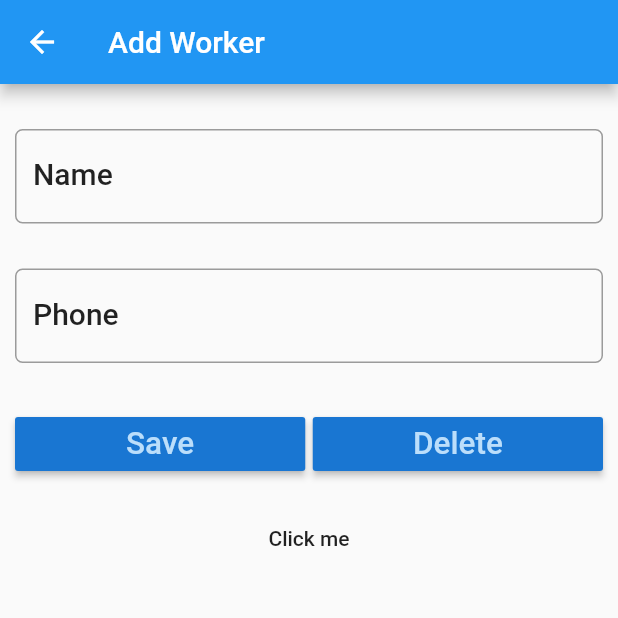
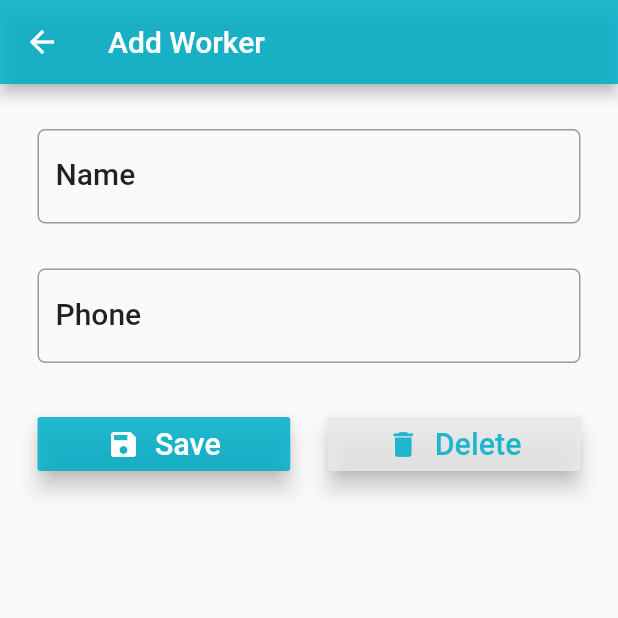
Before and after one commit to DjamilaFiguir/worker_management, a Flutter app: the screen it shows after launch, after a tap on the "search" icon, after a tap on the "add" icon, on a phone screen of 412 x 824 dp, the top half of it. Run offline on Flutter 3.47's test engine with Material 2 defaults, Android fonts, the phone set to English and light mode, and no system bars; our stand-ins replace dio, sqflite; accounts and stored records are empty; network calls fail.

Commit message:
Design for add worker

```diff
--- /dev/null
+++ b/lib/Models/design.dart
@@ -0,0 +1,4 @@
+import 'package:flutter/material.dart';
+
+Color appbarColor = Color.fromARGB(220, 0, 175, 201);
+Color fadeColor =Colors.black12;
--- a/lib/Screen/search.dart
+++ b/lib/Screen/search.dart
@@ -63,7 +63,7 @@ class _SearchState extends State<Search> {
   }
 
   Widget _buildList() {
-    if (!(_searchText==null)) {
+    if (_searchText.isNotEmpty) {
       List tempList = new List();
       for (int i = 0; i < filteredNames.length; i++) {
         if (filteredNames[i]['name']
@@ -84,11 +84,13 @@ class _SearchState extends State<Search> {
       },
     );
   }
+
   @override
   void initState() {
     _getNames();
     super.initState();
   }
+
   @override
   Widget build(BuildContext context) {
     examplePageState();
@@ -99,10 +101,7 @@ class _SearchState extends State<Search> {
             icon: _searchIcon,
             onPressed: () => _searchPressed(),
           ),
-
-
         ),
-
         body: _buildList());
   }
 }
--- a/lib/Screen/worker_detail.dart
+++ b/lib/Screen/worker_detail.dart
@@ -1,4 +1,5 @@
 import 'package:flutter/material.dart';
+import 'package:gestion/Models/design.dart';
 import 'package:gestion/Models/worker.dart';
 import 'package:gestion/Screen/search.dart';
 import '../database_helper.dart';
@@ -45,13 +46,14 @@ class WorkerDetailState extends State<WorkerDetail> {
                 onPressed: () {
                   moveToLastScreen();
                 }),
+            backgroundColor: appbarColor,
           ),
           body: Padding(
             padding: EdgeInsets.only(top: 15.0, left: 10.0, right: 10.0),
             child: ListView(
               children: <Widget>[
                 Padding(
-                  padding: EdgeInsets.only(top: 15.0, bottom: 15.0),
+                  padding: EdgeInsets.only(top: 15.0, bottom: 15.0,left: 15,right: 15),
                   child: TextField(
                     controller: nameController,
                     style: textStyle,
@@ -67,7 +69,7 @@ class WorkerDetailState extends State<WorkerDetail> {
                   ),
                 ),
                 Padding(
-                  padding: EdgeInsets.only(top: 15.0, bottom: 15.0),
+                  padding: EdgeInsets.only(top: 15.0, bottom: 15.0,left: 15,right: 15),
                   child: TextField(
                     controller: phoneController,
                     keyboardType: TextInputType.number,
@@ -84,16 +86,24 @@ class WorkerDetailState extends State<WorkerDetail> {
                   ),
                 ),
                 Padding(
-                  padding: EdgeInsets.only(top: 15.0, bottom: 15.0),
+                  padding: EdgeInsets.only(top: 15.0, bottom: 15.0,left: 15,right: 15),
                   child: Row(
                     children: <Widget>[
                       Expanded(
                         child: RaisedButton(
-                          color: Theme.of(context).primaryColorDark,
-                          textColor: Theme.of(context).primaryColorLight,
-                          child: Text(
-                            'Save',
-                            textScaleFactor: 1.5,
+                          color:appbarColor ,
+                          elevation: 6,
+                          textColor: Colors.white,
+                          child: Row(
+                            mainAxisAlignment: MainAxisAlignment.center,
+                            children: <Widget>[
+                              Icon(Icons.save,color: Colors.white,size: 22,),
+                              SizedBox(width: 10,),
+                              Text(
+                              'Save',
+                              textScaleFactor: 1.45,
+                            ),
+                            ],
                           ),
                           onPressed: () {
                             setState(() {
@@ -104,15 +114,23 @@ class WorkerDetailState extends State<WorkerDetail> {
                         ),
                       ),
                       Container(
-                        width: 5.0,
+                        width: 25.0,
                       ),
                       Expanded(
                         child: RaisedButton(
-                          color: Theme.of(context).primaryColorDark,
-                          textColor: Theme.of(context).primaryColorLight,
-                          child: Text(
-                            'Delete',
-                            textScaleFactor: 1.5,
+                          color:  Color.fromARGB(220,232, 232, 232),
+                          textColor: appbarColor,
+                          elevation: 6,
+                         child: Row(
+                            mainAxisAlignment: MainAxisAlignment.center,
+                            children: <Widget>[
+                              Icon(Icons.delete,color: appbarColor,size: 22,),
+                              SizedBox(width: 10,),
+                              Text(
+                              'Delete',
+                              textScaleFactor: 1.45,
+                            ),
+                            ],
                           ),
                           onPressed: () {
                             setState(() {
@@ -125,15 +143,6 @@ class WorkerDetailState extends State<WorkerDetail> {
                     ],
                   ),
                 ),
-                FlatButton(
-                  child: Text('Click me'),
-                  onPressed: () {
-                    Navigator.push(
-                      context,
-                      MaterialPageRoute(builder: (context) => Search()),
-                    );
-                  },
-                )
               ],
             ),
           ),
--- a/lib/Screen/workers_list.dart
+++ b/lib/Screen/workers_list.dart
@@ -1,5 +1,6 @@
 import 'dart:async';
 import 'package:flutter/material.dart';
+import 'package:gestion/Models/design.dart';
 import 'package:gestion/Models/worker.dart';
 import 'package:gestion/Screen/worker_detail.dart';
 import 'package:sqflite/sqflite.dart';
@@ -27,8 +28,13 @@ class WorkerListState extends State<WorkerList> {
         this._searchIcon = new Icon(Icons.close);
         this._appBarTitle = new TextField(
           controller: _filter,
+         style: TextStyle(color: Colors.white,fontSize: 20),
           decoration: new InputDecoration(
-              prefixIcon: new Icon(Icons.search), hintText: 'Search...'),
+            prefixIcon: new Icon(Icons.search,color: Colors.white70,),
+            hintText: 'Search Worker...',
+            hintStyle: TextStyle(color: Colors.white70),
+            border: InputBorder.none,
+          ),
         );
       } else {
         this._searchIcon = new Icon(Icons.search);
@@ -65,7 +71,7 @@ class WorkerListState extends State<WorkerList> {
     return Scaffold(
       appBar: AppBar(
         title: _appBarTitle,
-        backgroundColor: Color.fromARGB(220, 0, 175, 201),
+        backgroundColor: appbarColor,
         actions: <Widget>[
           new IconButton(
             icon: _searchIcon,
@@ -80,7 +86,7 @@ class WorkerListState extends State<WorkerList> {
           navigateToDetail(Worker('', ''), 'Add Worker');
         },
         elevation: 7,
-        backgroundColor: Color.fromARGB(220, 0, 175, 201),
+        backgroundColor: appbarColor,
         tooltip: 'Add Worker',
         child: Icon(Icons.add),
       ),
@@ -91,7 +97,8 @@ class WorkerListState extends State<WorkerList> {
     if (_searchText.isNotEmpty) {
       List tempList = new List();
       for (int i = 0; i < filteredNames.length; i++) {
-        if (filteredNames[i].nameEdit
+        if (filteredNames[i]
+            .nameEdit
             .toLowerCase()
             .contains(_searchText.toLowerCase())) {
           tempList.add(filteredNames[i]);
@@ -114,7 +121,7 @@ class WorkerListState extends State<WorkerList> {
               color: Colors.white12,
               child: Icon(
                 Icons.work,
-                color: Color.fromARGB(220, 0, 175, 201),
+                color: appbarColor,
               ),
             ),
             title: Text(filteredNames[position].nameEdit,
@@ -171,7 +178,7 @@ class WorkerListState extends State<WorkerList> {
       workerListFuture.then((workerList) {
         setState(() {
           this.workerList = workerList;
-          filteredNames=workerList;
+          filteredNames = workerList;
           this.count = workerList.length;
         });
       });
--- a/lib/main.dart
+++ b/lib/main.dart
@@ -9,7 +9,9 @@ class MyApp extends StatelessWidget {
   Widget build(BuildContext context) {
     return MaterialApp(
       theme: ThemeData(
-        primarySwatch: Colors.blue,
+        //primarySwatch: Colors.bl,
+        hoverColor: Color.fromARGB(220, 0, 175, 201),
+
       ),
       debugShowCheckedModeBanner: false,
       home: WorkerList(),
```
Lines whose indentation alone changed are shown as unchanged.
